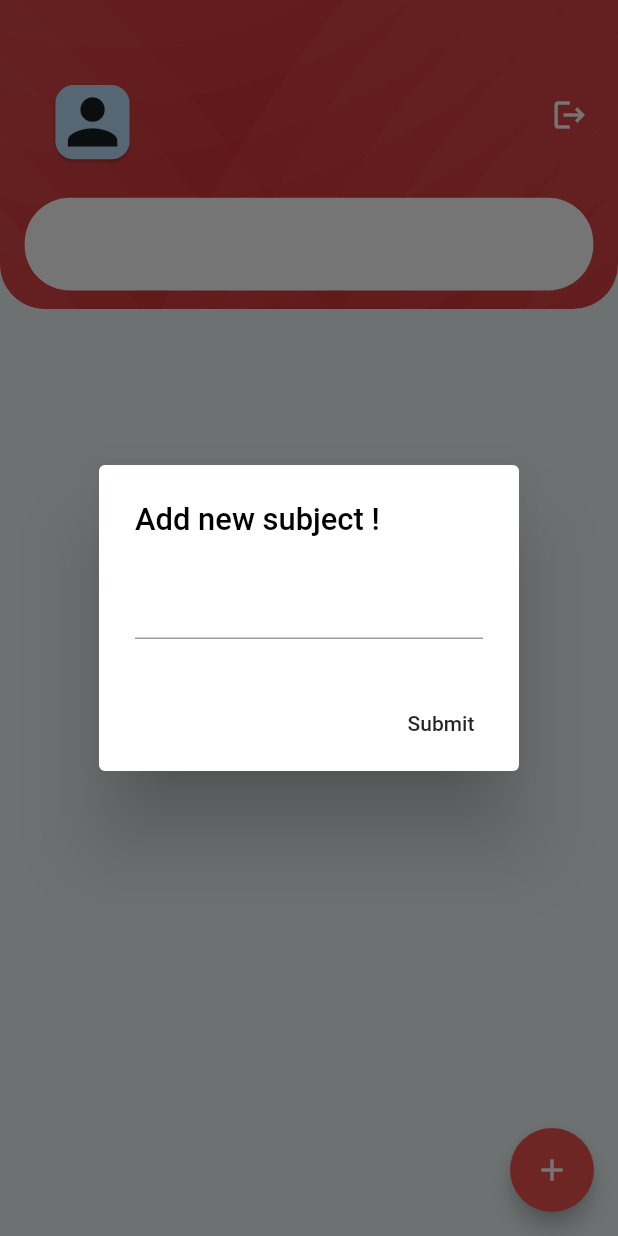
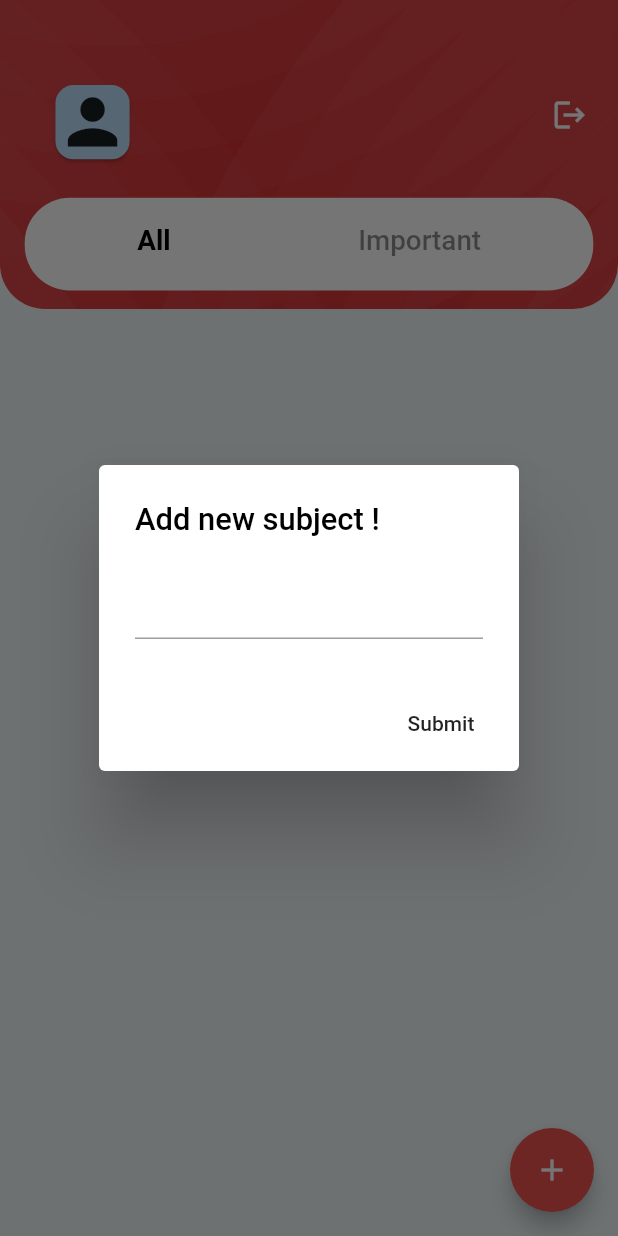
Before and after one commit to Alpha17-2/my_syllabus, a Flutter app: the mySyllabus screen opened directly, after a tap on the "add" icon, on a phone screen of 412 x 824 dp. Run offline on Flutter 3.47's test engine with Material 2 defaults, Android fonts, the phone set to English and light mode, and no system bars; our stand-ins replace cloud_firestore, firebase_auth, firebase_core, flutter_spinkit; accounts and stored records are empty.

Commit message:
Catefory - All or Important added

```diff
--- a/lib/Pages/mySyllabus.dart
+++ b/lib/Pages/mySyllabus.dart
@@ -4,7 +4,6 @@ import 'package:Syllabus/Helper/syllabusapi.dart';
 import 'package:Syllabus/Pages/subtopic.dart';
 import 'package:cloud_firestore/cloud_firestore.dart';
 import 'package:firebase_auth/firebase_auth.dart';
-import 'package:firebase_core/firebase_core.dart';
 import 'package:flutter/material.dart';
 import 'package:provider/provider.dart';
 
@@ -16,11 +15,13 @@ class mySyllabus extends StatefulWidget {
 class _mySyllabusState extends State<mySyllabus> {
   @override
   @override
+  int category = 0;
   Widget build(BuildContext context) {
     User currentUser = FirebaseAuth.instance.currentUser;
     AuthNotifier authNotifier = Provider.of<AuthNotifier>(context);
 
-    int tt = 0, tc = 0;
+
+    final listOfCategory = ["All", "Important"];
 
     // Adding a subject
     void AddNdewSubject(BuildContext context) async {
@@ -62,7 +63,6 @@ class _mySyllabusState extends State<mySyllabus> {
         },
       );
     }
-
 
     Widget displayData(BuildContext context, DocumentSnapshot doc) {
       bool isImportant = doc['important'];
@@ -113,7 +113,6 @@ class _mySyllabusState extends State<mySyllabus> {
                       ),
                     ),
                   ),
-
 
                   // Mark important
 
@@ -169,8 +168,6 @@ class _mySyllabusState extends State<mySyllabus> {
         ),
       );
     }
-
-
 
     return Scaffold(
         body: Stack(
@@ -235,14 +232,49 @@ class _mySyllabusState extends State<mySyllabus> {
                       right: displayWidth(context) * 0.02,
                     ),
 
-              // Display List options
+                    // Chosing Category
 
-                    Positioned(top: displayHeight(context)*0.16,
-                    left: displayWidth(context)*0.04,
-                    right: displayWidth(context)*0.04,
+                    Positioned(
+                        top: displayHeight(context) * 0.16,
+                        left: displayWidth(context) * 0.04,
+                        right: displayWidth(context) * 0.04,
                         child: Container(
-                        height: displayHeight(context)*0.075,
-                        width: displayWidth(context)*0.64,
+                          child: ListView.builder(
+                            itemBuilder: (BuildContext context, int current) {
+                              return GestureDetector(
+                                onTap: () {
+                                  print("tap");
+                                  setState(() {
+                                    category = current;
+                                  });
+                                  print(category);
+                                },
+                                child: Padding(
+                                  padding: EdgeInsets.only(
+                                      top: 18.0,
+                                      bottom: 10.0,
+                                      left: 75.0,
+                                      right: 50.0),
+                                  child: Text(
+                                    listOfCategory[current],
+                                    style: TextStyle(
+                                      color: (current == category)
+                                          ? Colors.black
+                                          : Colors.black45,
+                                      fontSize: displayWidth(context) * 0.045,
+                                      fontWeight: (current == category)
+                                          ? FontWeight.bold
+                                          : FontWeight.w500,
+                                    ),
+                                  ),
+                                ),
+                              );
+                            },
+                            itemCount: listOfCategory.length,
+                            scrollDirection: Axis.horizontal,
+                          ),
+                          height: displayHeight(context) * 0.075,
+                          width: displayWidth(context) * 0.64,
                           decoration: BoxDecoration(
                             color: Colors.white,
                             borderRadius: BorderRadius.only(
@@ -252,9 +284,7 @@ class _mySyllabusState extends State<mySyllabus> {
                               topRight: Radius.circular(30),
                             ),
                           ),
-                      )
-                      )
-
+                        ))
                   ],
                 ),
                 decoration: BoxDecoration(
@@ -269,13 +299,15 @@ class _mySyllabusState extends State<mySyllabus> {
                 ),
               ),
             ),
+
+            //
             Positioned(
               top: displayHeight(context) * 0.26,
               child: Container(
                   alignment: Alignment.center,
                   height: displayHeight(context) * 0.74,
                   width: displayWidth(context) * 0.85,
-                  //rcolor: Colors.purple,
+                  //color: Colors.purple,
                   child: StreamBuilder(
                       builder:
                           (context, AsyncSnapshot<QuerySnapshot> snapshot) {
@@ -328,7 +360,6 @@ class _mySyllabusState extends State<mySyllabus> {
             onPressed: () {
               // to do
 
-
               AddNdewSubject(context);
             }));
   }
```
Lines whose indentation alone changed are shown as unchanged.
